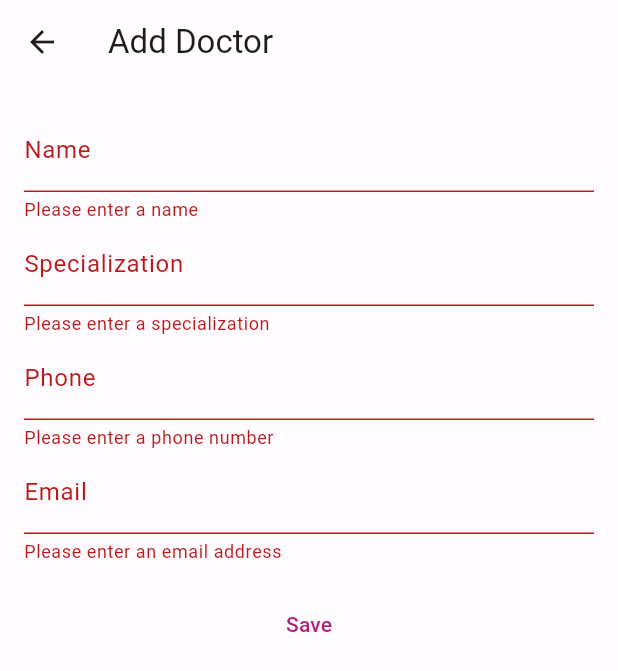
After one commit to Samiullah-Kalhoro/hospital_management_system, a Flutter app: the AddDoctorScreen screen opened directly, after a tap on "Save", on a phone screen of 412 x 824 dp. The commit adds this screen. Shown: the top 671 px of the screen. Run offline on Flutter 3.47's test engine with Material 2 defaults, Android fonts, the phone set to English and light mode, and no system bars; our stand-ins replace hive, hive_flutter, ionicons; accounts and stored records are empty.

Commit message:
doctors feature added

```diff
--- /dev/null
+++ b/lib/controllers/doctor_adapter.dart
@@ -0,0 +1,28 @@
+import 'package:hive_flutter/hive_flutter.dart';
+
+import '../models/doctor.dart';
+
+
+
+class DoctorAdapter extends TypeAdapter<Doctor> {
+  @override
+  final int typeId = 0;
+
+  @override
+  Doctor read(BinaryReader reader) {
+    return Doctor(
+      name: reader.readString(),
+      email: reader.readString(),
+      phone: reader.readString(),
+      specialization: reader.readString(),
+    );
+  }
+
+  @override
+  void write(BinaryWriter writer, Doctor obj) {
+    writer.writeString(obj.name);
+    writer.writeString(obj.email);
+    writer.writeString(obj.phone);
+    writer.writeString(obj.specialization);
+  }
+}
--- a/lib/main.dart
+++ b/lib/main.dart
@@ -2,19 +2,22 @@ import 'package:flutter/material.dart';
 import 'package:hive_flutter/hive_flutter.dart';
 
 import 'color_schemes.g.dart';
+import 'controllers/doctor_adapter.dart';
 import 'controllers/patient_adapter.dart';
+import 'models/doctor.dart';
 import 'models/patient.dart';
 import 'pages/home.dart';
 
 void main() async {
-
-    await Hive.initFlutter();
-  // Hive.registerAdapter(DoctorAdapter());
+  await Hive.initFlutter();
+  Hive.registerAdapter(DoctorAdapter());
   Hive.registerAdapter(PatientAdapter());
 
-  // await Hive.openBox<Doctor>('doctors');
   // await Hive.deleteBoxFromDisk('patients');
+  // await Hive.deleteBoxFromDisk('doctors');
+  await Hive.openBox<Doctor>('doctors');
   await Hive.openBox<Patient>('patients');
+
   runApp(const MainApp());
 }
 
--- /dev/null
+++ b/lib/models/doctor.dart
@@ -0,0 +1,24 @@
+import 'package:hive/hive.dart';
+
+@HiveType(typeId: 1)
+class Doctor extends HiveObject {
+  @HiveField(0)
+  String name;
+
+  @HiveField(1)
+  String specialization;
+
+  @HiveField(2)
+  String phone;
+
+  @HiveField(3)
+  String email;
+
+  // Constructor
+  Doctor({
+    required this.name,
+    required this.specialization,
+    required this.phone,
+    required this.email,
+  });
+}
--- /dev/null
+++ b/lib/pages/doctors_list.dart
@@ -0,0 +1,172 @@
+import 'package:flutter/material.dart';
+import 'package:hive_flutter/hive_flutter.dart';
+
+import '../models/doctor.dart';
+
+class DoctorListScreen extends StatelessWidget {
+  const DoctorListScreen({super.key});
+
+  @override
+  Widget build(BuildContext context) {
+    return Scaffold(
+      appBar: AppBar(
+        title: const Text('Doctor List'),
+      ),
+      body: ValueListenableBuilder<Box<Doctor>>(
+        valueListenable: Hive.box<Doctor>('doctors').listenable(),
+        builder: (context, box, _) {
+          return ListView.builder(
+            itemCount: box.length,
+            itemBuilder: (context, index) {
+              final doctor = box.getAt(index);
+              return ListTile(
+                title: Text(doctor!.name),
+                subtitle: Text(doctor.specialization),
+                trailing: IconButton(
+                  icon: const Icon(Icons.delete),
+                  onPressed: () {
+                    showDeleteDialog(context, index);
+                  },
+                ),
+              );
+            },
+          );
+        },
+      ),
+      floatingActionButton: FloatingActionButton(
+        child: const Icon(Icons.add),
+        onPressed: () {
+          Navigator.push(
+            context,
+            MaterialPageRoute(
+              builder: (context) => const AddDoctorScreen(),
+            ),
+          );
+        },
+      ),
+    );
+  }
+
+  void showDeleteDialog(BuildContext context, int index) {
+    showDialog(
+      context: context,
+      builder: (context) => AlertDialog(
+        title: const Text('Delete Doctor?'),
+        content: const Text('Are you sure you want to delete this doctor?'),
+        actions: [
+          TextButton(
+            child: const Text('Cancel'),
+            onPressed: () {
+              Navigator.pop(context);
+            },
+          ),
+          TextButton(
+            child: const Text('Delete'),
+
+            onPressed: () {
+              deleteDoctor(index);
+              Navigator.pop(context);
+            },
+          ),
+        ],
+      ),
+    );
+  }
+
+  void deleteDoctor(int index) {
+    final box = Hive.box<Doctor>('doctors');
+    box.deleteAt(index);
+  }
+}
+
+
+class AddDoctorScreen extends StatefulWidget {
+  const AddDoctorScreen({super.key});
+
+  @override
+  State<AddDoctorScreen> createState() => _AddDoctorScreenState();
+}
+
+class _AddDoctorScreenState extends State<AddDoctorScreen> {
+  final _formKey = GlobalKey<FormState>();
+  final _nameController = TextEditingController();
+  final _specializationController = TextEditingController();
+  final _phoneController = TextEditingController();
+  final _emailController = TextEditingController();
+
+  @override
+  Widget build(BuildContext context) {
+    return Scaffold(
+      appBar: AppBar(
+        title: const Text('Add Doctor'),
+      ),
+      body: Padding(
+        padding: const EdgeInsets.all(16.0),
+        child: Form(
+          key: _formKey,
+          child: Column(
+            children: [
+              TextFormField(
+                controller: _nameController,
+                decoration: const InputDecoration(labelText: 'Name'),
+                validator: (value) {
+                  if (value!.isEmpty) {
+                    return 'Please enter a name';
+                  }
+                  return null;
+                },
+              ),
+              TextFormField(
+                controller: _specializationController,
+                decoration: const InputDecoration(labelText: 'Specialization'),
+                validator: (value) {
+                  if (value!.isEmpty) {
+                    return 'Please enter a specialization';
+                  }
+                  return null;
+                },
+              ),
+              TextFormField(
+                controller: _phoneController,
+                decoration: const InputDecoration(labelText: 'Phone'),
+                validator: (value) {
+                  if (value!.isEmpty) {
+                    return 'Please enter a phone number';
+                  }
+                  return null;
+                },
+              ),
+              TextFormField(
+                controller: _emailController,
+                decoration: const InputDecoration(labelText: 'Email'),
+                validator: (value) {
+                  if (value!.isEmpty) {
+                    return 'Please enter an email address';
+                  }
+                  return null;
+                },
+              ),
+              const SizedBox(height: 16.0),
+              TextButton(
+                child: const Text('Save'),
+                onPressed: () {
+                  if (_formKey.currentState!.validate()) {
+                    final doctor = Doctor(
+                      name: _nameController.text,
+                      specialization: _specializationController.text,
+                      phone: _phoneController.text,
+                      email: _emailController.text,
+                    );
+                    final box = Hive.box<Doctor>('doctors');
+                    box.add(doctor);
+                    Navigator.pop(context);
+                  }
+                },
+              ),
+            ],
+          ),
+        ),
+      ),
+    );
+  }
+}
--- a/lib/pages/list_patients.dart
+++ b/lib/pages/list_patients.dart
@@ -24,7 +24,8 @@ class PatientsList extends StatelessWidget {
               final patient = patients[index];
               return ListTile(
                 title: Text(patient.name),
-                subtitle: Text('Age: ${patient.age}'),
+                subtitle: Text(
+                    'Age: ${patient.age} -- Phone: ${patient.phone} -- Date: ${patient.date} -- Amount: ${patient.amount} -- Amount Paid: ${patient.amountPaid}  -- Doctor: ${patient.doctor} -- Care Of: ${patient.careOf}'),
                 trailing: IconButton(
                   icon: const Icon(Icons.delete),
                   onPressed: () {
@@ -35,6 +36,7 @@ class PatientsList extends StatelessWidget {
             },
           );
         },
-      ),);
+      ),
+    );
   }
 }
```
Also changed, not shown: lib/controllers/patient_adapter.dart (+8 -6 lines), lib/models/patient.dart (+2 -5 lines), lib/widgets/appointment_form.dart (+18 -30 lines).
